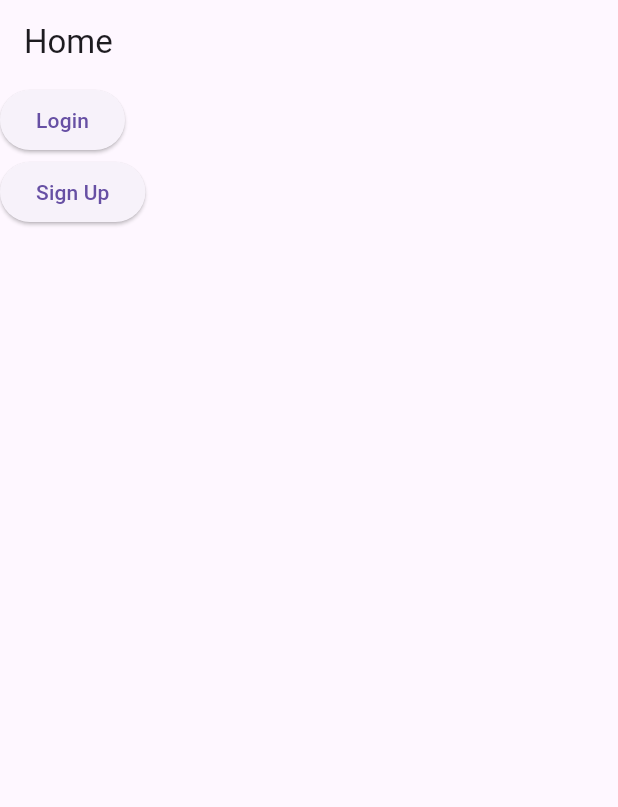
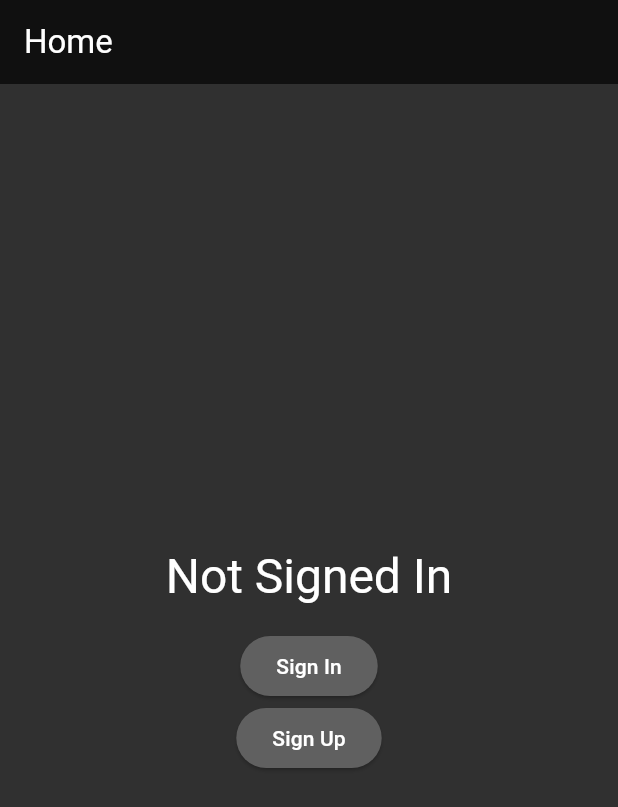
Before and after one commit to mcmahon-sean/media-tracker, a Flutter app: the screen it shows after launch, on a phone screen of 412 x 824 dp. Shown: the top 807 px of the screen. Run offline on Flutter 3.47's test engine with Material 3 defaults, Android fonts, the phone set to English and light mode, and no system bars; our stand-ins replace supabase_flutter; missing offline and left inert: bcrypt; accounts and stored records are empty; network calls fail.

Commit message:
Adjusted app theme and altered layout of home screen

```diff
--- a/Mobile/media_tracker_mobile/lib/main.dart
+++ b/Mobile/media_tracker_mobile/lib/main.dart
@@ -21,7 +21,38 @@ class MyApp extends StatelessWidget {
     return MaterialApp(
       debugShowCheckedModeBanner: false,
       title: 'Media Tracker',
-      theme: ThemeData(primarySwatch: Colors.blue),
+      theme: ThemeData(
+        scaffoldBackgroundColor: Color.fromARGB(255, 48, 48, 48),
+        textTheme: TextTheme(
+          headlineLarge: TextStyle(color: Colors.white)
+        ),
+        appBarTheme: AppBarTheme(
+          backgroundColor: Color.fromARGB(255, 16, 16, 16),
+          surfaceTintColor: Colors.black,
+          foregroundColor: Colors.white
+        ),
+        elevatedButtonTheme: ElevatedButtonThemeData(
+          style: ButtonStyle(
+            backgroundColor: WidgetStateProperty.all<Color>(Color.fromARGB(255, 96, 96, 96)),
+            foregroundColor: WidgetStateProperty.all<Color>(Colors.white)
+          )
+        ),
+        bottomNavigationBarTheme: BottomNavigationBarThemeData(
+          backgroundColor: Color.fromARGB(255, 16, 16, 16),
+          unselectedItemColor: Colors.white70,
+          selectedIconTheme: IconThemeData(size: 32),
+          selectedItemColor: Colors.white,
+          selectedLabelStyle: TextStyle(fontSize: 16)
+        ),
+        listTileTheme: ListTileThemeData(
+          titleTextStyle: TextStyle(
+            color: Colors.white,
+            fontSize: 16,
+            fontWeight: FontWeight.bold
+          ),
+          subtitleTextStyle: TextStyle(color: Colors.white)
+        )
+      ),
       home: HomeScreen(),
     );
   }
--- a/Mobile/media_tracker_mobile/lib/screens/home_screen.dart
+++ b/Mobile/media_tracker_mobile/lib/screens/home_screen.dart
@@ -49,10 +49,21 @@ class _HomeScreenState extends State<HomeScreen> {
   Widget build(BuildContext context) {
     return Scaffold(
       appBar: AppBar(title: Text('Home')),
-      body: Center(
-        child: Column(
+      body: Column(
+        mainAxisAlignment: MainAxisAlignment.center,
         children: [
           Row(
+            mainAxisAlignment: MainAxisAlignment.center,
+            children: [
+              Text(
+                'Not Signed In',
+                style: Theme.of(context).textTheme.headlineLarge
+              )
+            ]
+          ),
+          SizedBox(height: 16),
+          Row(
+            mainAxisAlignment: MainAxisAlignment.center,
             children: [
               ElevatedButton(
                 onPressed: () {
@@ -61,11 +72,12 @@ class _HomeScreenState extends State<HomeScreen> {
                     MaterialPageRoute(builder: (context) => LoginScreen()),
                   );
                 },
-                  child: Text('Login'),
+                child: Text('Sign In'),
               ),
             ],
           ),
           Row(
+            mainAxisAlignment: MainAxisAlignment.center,
             children: [
               ElevatedButton(
                 onPressed: () {
@@ -80,7 +92,6 @@ class _HomeScreenState extends State<HomeScreen> {
           ),
         ],
       ),
-      ),
     );
   }
 }
```
Lines whose indentation alone changed are shown as unchanged.
